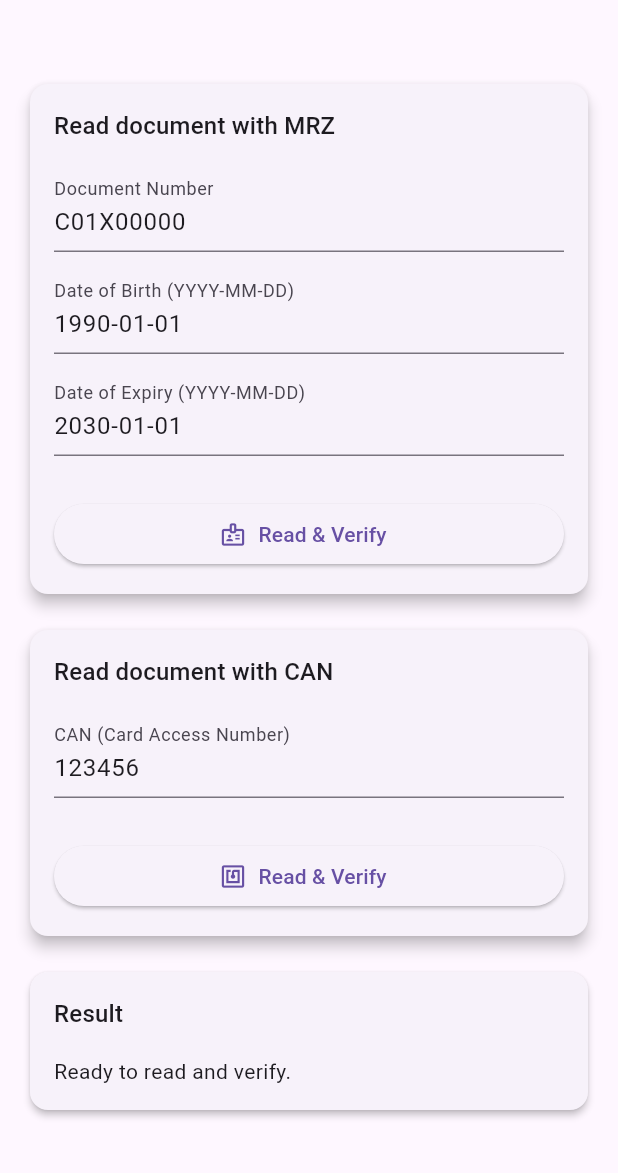
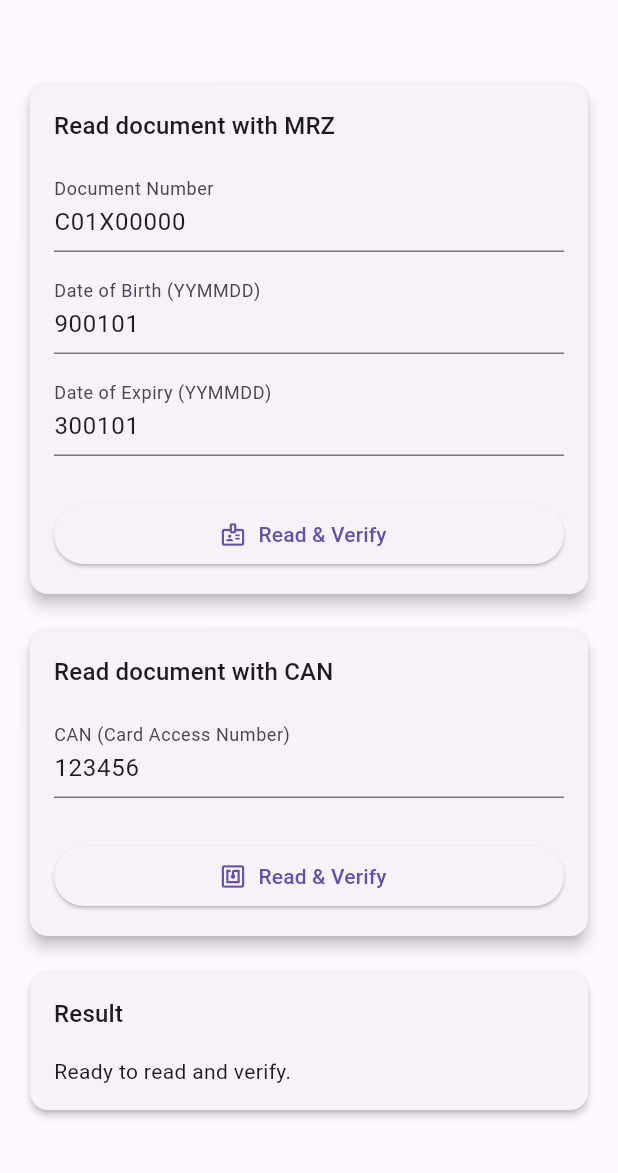
Before and after one commit to OVD-Kinegram-AG/emrtd-connector-sdk-flutter, a Flutter app: the screen it shows after launch, on a phone screen of 412 x 824 dp, the part 63-1236 px from its top. Run offline on Flutter 3.47's test engine with Material 3 defaults, Android fonts, the phone set to English and light mode, and no system bars; our stand-ins replace plugin_platform_interface, shared_preferences.

Commit message:
Correct sample dates and format
MRZ dates are in the form YYMMDD.

```diff
--- a/example/lib/main.dart
+++ b/example/lib/main.dart
@@ -30,8 +30,8 @@ class _MyAppState extends State<MyApp> {
   final _mrzFormKey = GlobalKey<FormState>();
   final _canFormKey = GlobalKey<FormState>();
   final _documentNumberController = TextEditingController(text: 'C01X00000');
-  final _dateOfBirthController = TextEditingController(text: '1990-01-01');
-  final _dateOfExpiryController = TextEditingController(text: '2030-01-01');
+  final _dateOfBirthController = TextEditingController(text: '900101');
+  final _dateOfExpiryController = TextEditingController(text: '300101');
   final _canController = TextEditingController(text: '123456');
 
   final _emrtdPlugin = Emrtd();
@@ -202,12 +202,12 @@ class _MyAppState extends State<MyApp> {
                           ),
                           _buildTextField(
                             controller: _dateOfBirthController,
-                            label: 'Date of Birth (YYYY-MM-DD)',
+                            label: 'Date of Birth (YYMMDD)',
                             keyboardType: TextInputType.datetime,
                           ),
                           _buildTextField(
                             controller: _dateOfExpiryController,
-                            label: 'Date of Expiry (YYYY-MM-DD)',
+                            label: 'Date of Expiry (YYMMDD)',
                             keyboardType: TextInputType.datetime,
                           ),
                           const SizedBox(height: 16),
```
